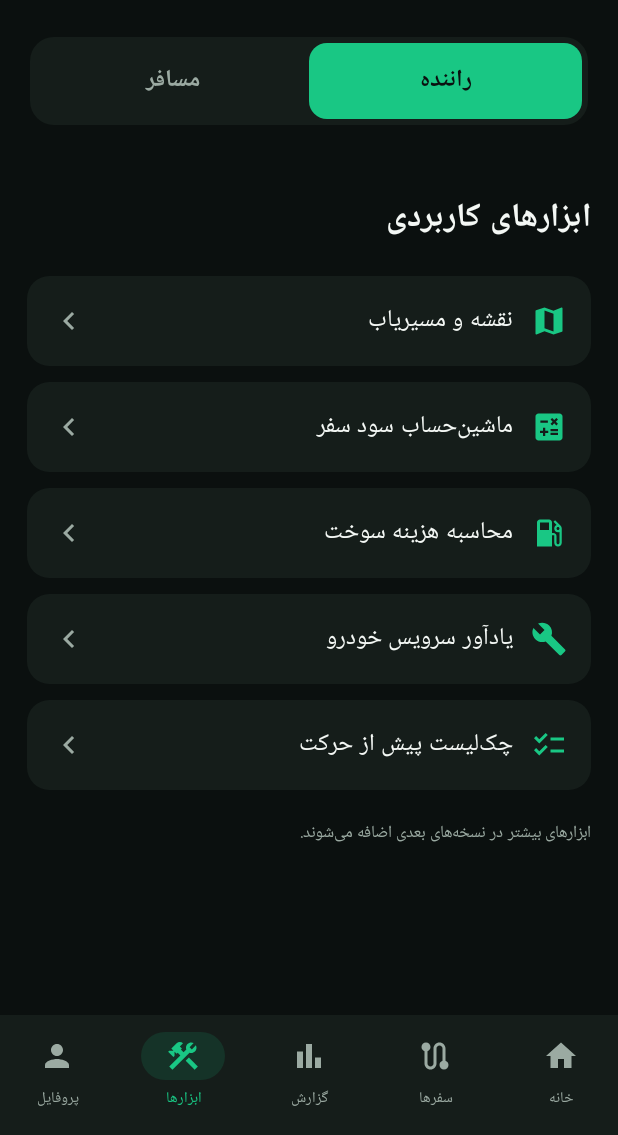
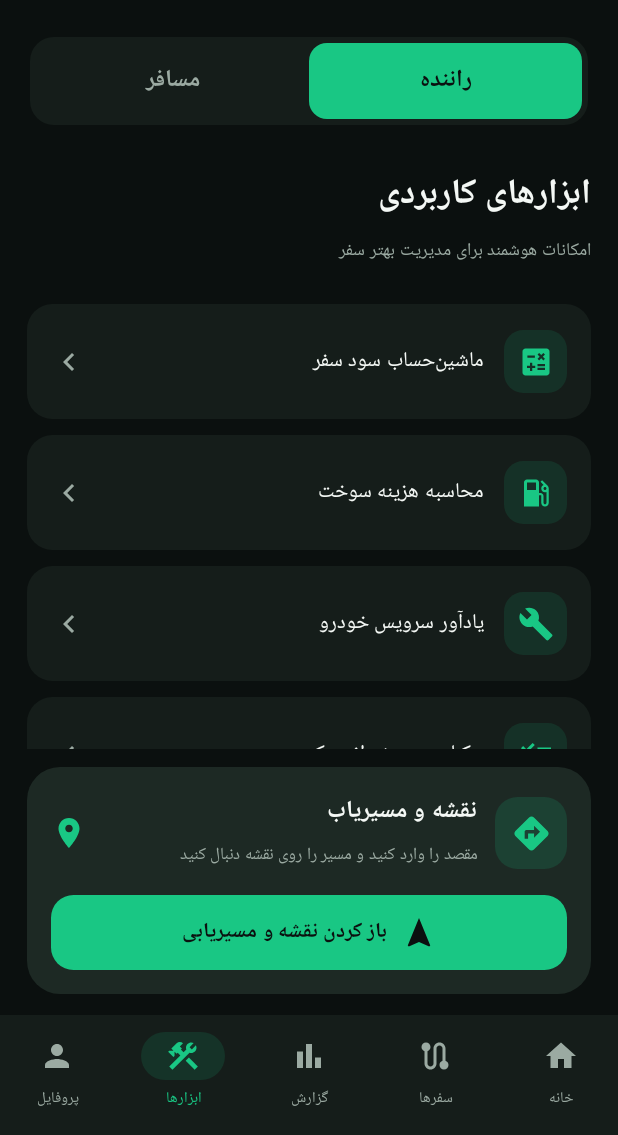
Before and after one commit to pouyan76/SnapYarX, an Android app built with Jetpack Compose: the screen it shows after launch (MainActivity), item 4 of the bottom bar chosen, on a phone screen of 412 x 824 dp, the part 101-1236 px from its top. Run offline under Robolectric (Android 15) with nearby library versions, the phone set to English and light mode, and no system bars.

Commit message:
Move navigation entry to a polished bottom action card

```diff
--- a/app/src/main/java/ir/snapyarx/app/MainActivity.kt
+++ b/app/src/main/java/ir/snapyarx/app/MainActivity.kt
@@ -1201,22 +1201,33 @@ fun ToolsScreen(role: String, modifier: Modifier = Modifier, onOpenNavigator: ()
     Column(
         modifier
             .fillMaxSize()
-            .padding(18.dp)
-    ) {
-        Spacer(Modifier.height(12.dp))
-
+            .padding(horizontal = 18.dp, vertical = 14.dp)
+    ) {
+        Column(
+            Modifier
+                .weight(1f)
+                .fillMaxWidth()
+                .verticalScroll(rememberScrollState())
+        ) {
             Text(
                 "ابزارهای کاربردی",
                 color = White,
-            fontSize = 22.sp,
+                fontSize = 23.sp,
                 fontWeight = FontWeight.Bold
             )
 
-        Spacer(Modifier.height(14.dp))
+            Spacer(Modifier.height(5.dp))
+
+            Text(
+                "امکانات هوشمند برای مدیریت بهتر سفر",
+                color = Muted,
+                fontSize = 12.sp
+            )
+
+            Spacer(Modifier.height(18.dp))
 
             val tools = if (role == "driver") {
                 listOf(
-                "نقشه و مسیریاب" to Icons.Default.Map,
                     "ماشین‌حساب سود سفر" to Icons.Default.Calculate,
                     "محاسبه هزینه سوخت" to Icons.Default.LocalGasStation,
                     "یادآور سرویس خودرو" to Icons.Default.Build,
@@ -1224,7 +1235,6 @@ fun ToolsScreen(role: String, modifier: Modifier = Modifier, onOpenNavigator: ()
                 )
             } else {
                 listOf(
-                "نقشه و مسیریاب" to Icons.Default.Map,
                     "ماشین‌حساب هزینه سفر" to Icons.Default.Calculate,
                     "چک‌لیست وسایل سفر" to Icons.Default.Checklist,
                     "یادداشت مقصدها" to Icons.Default.Map,
@@ -1236,32 +1246,124 @@ fun ToolsScreen(role: String, modifier: Modifier = Modifier, onOpenNavigator: ()
                 Card(
                     Modifier
                         .fillMaxWidth()
-                    .padding(vertical = 5.dp)
-                    .clickable { if (title == "نقشه و مسیریاب") onOpenNavigator() },
+                        .padding(vertical = 5.dp),
                     colors = CardDefaults.cardColors(
                         containerColor = SurfaceDark
                     ),
-                shape = RoundedCornerShape(15.dp)
+                    shape = RoundedCornerShape(17.dp)
                 ) {
                     Row(
-                    Modifier.padding(16.dp),
+                        Modifier
+                            .fillMaxWidth()
+                            .padding(horizontal = 16.dp, vertical = 17.dp),
                         verticalAlignment = Alignment.CenterVertically
                     ) {
+                        Box(
+                            Modifier
+                                .size(42.dp)
+                                .background(Green.copy(alpha = 0.12f), RoundedCornerShape(13.dp)),
+                            contentAlignment = Alignment.Center
+                        ) {
                             Icon(icon, null, tint = Green)
-                    Spacer(Modifier.width(12.dp))
-                    Text(title, color = White)
+                        }
+                        Spacer(Modifier.width(13.dp))
+                        Text(
+                            title,
+                            color = White,
+                            fontSize = 14.sp,
+                            fontWeight = FontWeight.Medium
+                        )
                         Spacer(Modifier.weight(1f))
                         Icon(Icons.Default.ChevronLeft, null, tint = Muted)
                     }
                 }
             }
 
-        Spacer(Modifier.height(12.dp))
+            Spacer(Modifier.height(8.dp))
             Text(
                 "ابزارهای بیشتر در نسخه‌های بعدی اضافه می‌شوند.",
                 color = Muted,
                 fontSize = 11.sp
             )
+            Spacer(Modifier.height(8.dp))
+        }
+
+        Card(
+            Modifier
+                .fillMaxWidth()
+                .padding(top = 12.dp),
+            colors = CardDefaults.cardColors(containerColor = Surface2),
+            shape = RoundedCornerShape(22.dp)
+        ) {
+            Column(
+                Modifier
+                    .fillMaxWidth()
+                    .padding(16.dp)
+            ) {
+                Row(
+                    verticalAlignment = Alignment.CenterVertically
+                ) {
+                    Box(
+                        Modifier
+                            .size(48.dp)
+                            .background(Green.copy(alpha = 0.15f), RoundedCornerShape(15.dp)),
+                        contentAlignment = Alignment.Center
+                    ) {
+                        Icon(
+                            Icons.Default.Directions,
+                            contentDescription = null,
+                            tint = Green,
+                            modifier = Modifier.size(27.dp)
+                        )
+                    }
+
+                    Spacer(Modifier.width(12.dp))
+
+                    Column(Modifier.weight(1f)) {
+                        Text(
+                            "نقشه و مسیریاب",
+                            color = White,
+                            fontSize = 16.sp,
+                            fontWeight = FontWeight.Bold
+                        )
+                        Spacer(Modifier.height(3.dp))
+                        Text(
+                            "مقصد را وارد کنید و مسیر را روی نقشه دنبال کنید",
+                            color = Muted,
+                            fontSize = 11.sp
+                        )
+                    }
+
+                    Icon(
+                        Icons.Default.LocationOn,
+                        contentDescription = null,
+                        tint = Green
+                    )
+                }
+
+                Spacer(Modifier.height(14.dp))
+
+                Button(
+                    onClick = onOpenNavigator,
+                    modifier = Modifier
+                        .fillMaxWidth()
+                        .height(50.dp),
+                    shape = RoundedCornerShape(15.dp),
+                    colors = ButtonDefaults.buttonColors(
+                        containerColor = Green,
+                        contentColor = Bg
+                    )
+                ) {
+                    Icon(Icons.Default.Navigation, contentDescription = null)
+                    Spacer(Modifier.width(9.dp))
+                    Text(
+                        "باز کردن نقشه و مسیریابی",
+                        fontWeight = FontWeight.Bold,
+                        fontSize = 14.sp
+                    )
+                }
+            }
+        }
     }
 }
 
```
Lines whose indentation alone changed are shown as unchanged.
